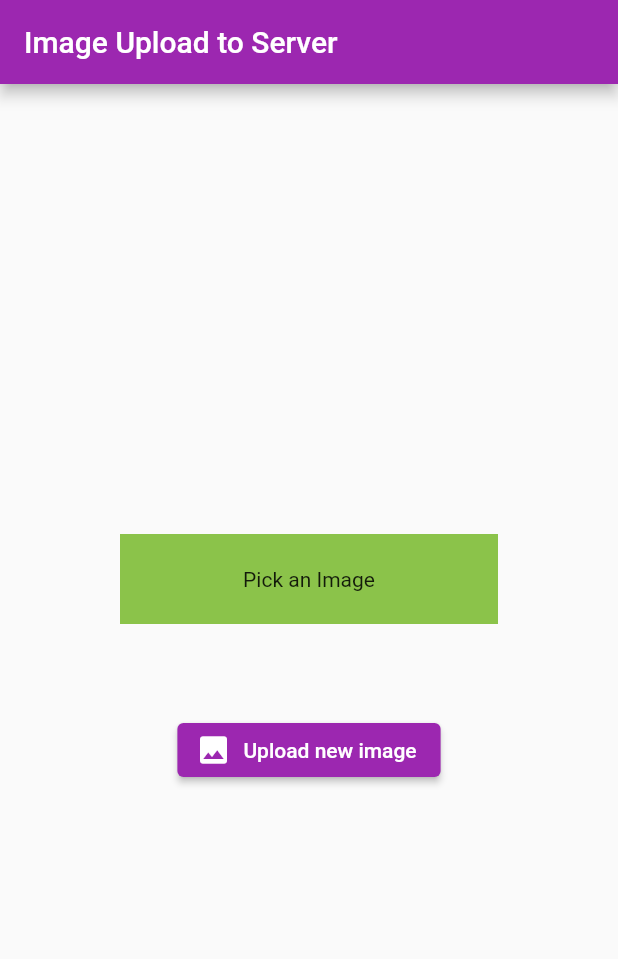
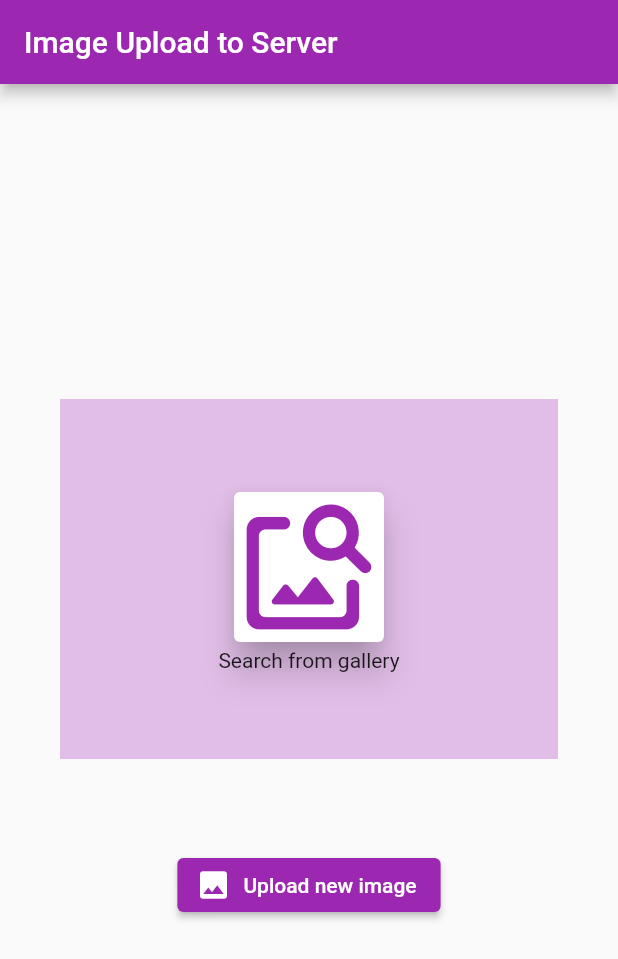
Before and after one commit to VivekJung/rest_api_app, a Flutter app: the screen it shows after launch, on a phone screen of 412 x 824 dp. Shown: the top 959 px of the screen. Run offline on Flutter 3.47's test engine with Material 2 defaults, Android fonts, the phone set to English and light mode, and no system bars; drawn by our look-alikes of modal_progress_hud_nsn; our stand-ins replace image_picker.

Commit message:
UI-simple

```diff
--- a/lib/screens/upload_image.dart
+++ b/lib/screens/upload_image.dart
@@ -86,16 +86,28 @@ class _UploadImageScreenState extends State<UploadImageScreen> {
                 getImage();
               },
               child: Container(
-                color: Colors.lightGreen,
-                height: 60,
-                margin: const EdgeInsets.symmetric(horizontal: 80),
+                color: Colors.purple.shade100,
+                height: 240,
+                margin: const EdgeInsets.symmetric(horizontal: 40),
                 child: image == null
-                    ? const Center(child: Text('Pick an Image'))
+                    ? Center(
+                        child: Column(
+                        crossAxisAlignment: CrossAxisAlignment.center,
+                        mainAxisAlignment: MainAxisAlignment.center,
+                        children: const [
+                          Card(
+                            elevation: 10,
+                            child: Icon(Icons.image_search_rounded,
+                                size: 100, color: Colors.purple),
+                          ),
+                          Text('Search from gallery'),
+                        ],
+                      ))
                     : Center(
                         child: Image.file(
                           File(image!.path).absolute,
-                          height: 100,
-                          width: 100,
+                          height: 200,
+                          width: 300,
                           fit: BoxFit.cover,
                         ),
                       ),
```
